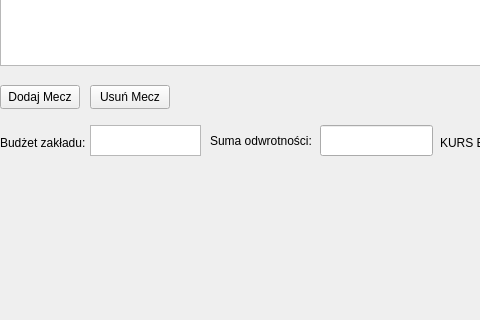
Above: mainwindow.ui from tutekxd123/SureBetsCalculator before the change; both pictures show x 0 to 480 and y 195 to 515 of the 1036 by 600 pixel window. Below: the same form after it.
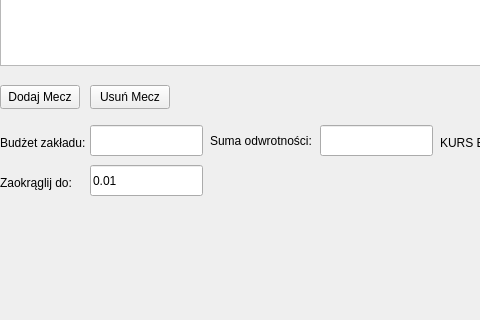
That is the form after the change.

```diff
--- a/mainwindow.ui
+++ b/mainwindow.ui
@@ -81,16 +81,6 @@
      <string>Budżet zakładu:</string>
     </property>
    </widget>
-   <widget class="QPlainTextEdit" name="BudzetInput">
-    <property name="geometry">
-     <rect>
-      <x>90</x>
-      <y>320</y>
-      <width>111</width>
-      <height>31</height>
-     </rect>
-    </property>
-   </widget>
    <widget class="QPushButton" name="pushButton_2">
     <property name="geometry">
      <rect>
@@ -166,6 +156,42 @@
      <string>Wyczyść</string>
     </property>
    </widget>
+   <widget class="QLabel" name="label_4">
+    <property name="geometry">
+     <rect>
+      <x>0</x>
+      <y>370</y>
+      <width>81</width>
+      <height>16</height>
+     </rect>
+    </property>
+    <property name="text">
+     <string>Zaokrąglij do:</string>
+    </property>
+   </widget>
+   <widget class="QLineEdit" name="BudzetInput">
+    <property name="geometry">
+     <rect>
+      <x>90</x>
+      <y>320</y>
+      <width>113</width>
+      <height>31</height>
+     </rect>
+    </property>
+   </widget>
+   <widget class="QLineEdit" name="roundto">
+    <property name="geometry">
+     <rect>
+      <x>90</x>
+      <y>360</y>
+      <width>113</width>
+      <height>31</height>
+     </rect>
+    </property>
+    <property name="text">
+     <string>0.01</string>
+    </property>
+   </widget>
   </widget>
   <widget class="QMenuBar" name="menubar">
    <property name="geometry">
```
